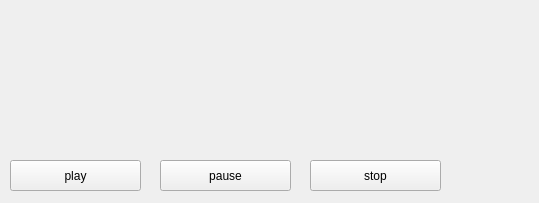
Old version of the form emit_signals/reciever.ui in the repository gurpartap007/apaul.
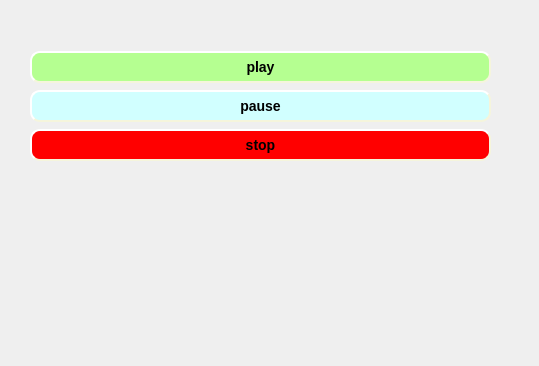
New version of the form.

The edit to the form file:
```diff
--- a/emit_signals/reciever.ui
+++ b/emit_signals/reciever.ui
@@ -7,50 +7,84 @@
     <x>0</x>
     <y>0</y>
     <width>539</width>
-    <height>203</height>
+    <height>366</height>
    </rect>
   </property>
   <property name="windowTitle">
    <string>Form</string>
   </property>
-  <widget class="QPushButton" name="pushButton">
+  <widget class="QWidget" name="gridLayoutWidget">
    <property name="geometry">
     <rect>
-     <x>10</x>
-     <y>160</y>
-     <width>131</width>
-     <height>31</height>
+     <x>30</x>
+     <y>50</y>
+     <width>461</width>
+     <height>113</height>
     </rect>
    </property>
-   <property name="text">
-    <string>play</string>
-   </property>
-  </widget>
+   <layout class="QGridLayout" name="gridLayout">
+    <item row="1" column="0">
   <widget class="QPushButton" name="pushButton_2">
-   <property name="geometry">
-    <rect>
-     <x>160</x>
-     <y>160</y>
-     <width>131</width>
-     <height>31</height>
-    </rect>
+      <property name="styleSheet">
+       <string notr="true">QPushButton {
+    background-color: rgb(209, 255, 255);
+    border-style: outset;
+    border-width: 2px;
+    border-radius: 10px;
+    border-color: beige;
+    font: bold 14px;
+    min-width: 10em;
+    padding: 6px;
+}
+QPushButton :pressed {
+    background-color: rgb(224, 0, 0);
+    border-style: inset;
+}</string>
    </property>
    <property name="text">
     <string>pause</string>
    </property>
   </widget>
+    </item>
+    <item row="3" column="0">
   <widget class="QPushButton" name="pushButton_3">
-   <property name="geometry">
-    <rect>
-     <x>310</x>
-     <y>160</y>
-     <width>131</width>
-     <height>31</height>
-    </rect>
+      <property name="styleSheet">
+       <string notr="true">QPushButton {
+    background-color: red;
+    border-style: outset;
+    border-width: 2px;
+    border-radius: 10px;
+    border-color: beige;
+    font: bold 14px;
+    min-width: 10em;
+    padding: 6px;
+}</string>
    </property>
    <property name="text">
     <string>stop</string>
    </property>
+     </widget>
+    </item>
+    <item row="0" column="0">
+     <widget class="QPushButton" name="pushButton">
+      <property name="styleSheet">
+       <string notr="true">QPushButton{
+    background-color: rgb(181, 255, 145);
+    border-style: outset;
+    border-width: 2px;
+    border-radius: 10px;
+    border-color: beige;
+    font: bold 14px;
+    min-width: 10em;
+    padding: 6px;
+}</string>
+      </property>
+      <property name="text">
+       <string>play</string>
+      </property>
+     </widget>
+    </item>
+   </layout>
   </widget>
  </widget>
  <resources/>
```
Lines whose indentation alone changed are shown as unchanged.
